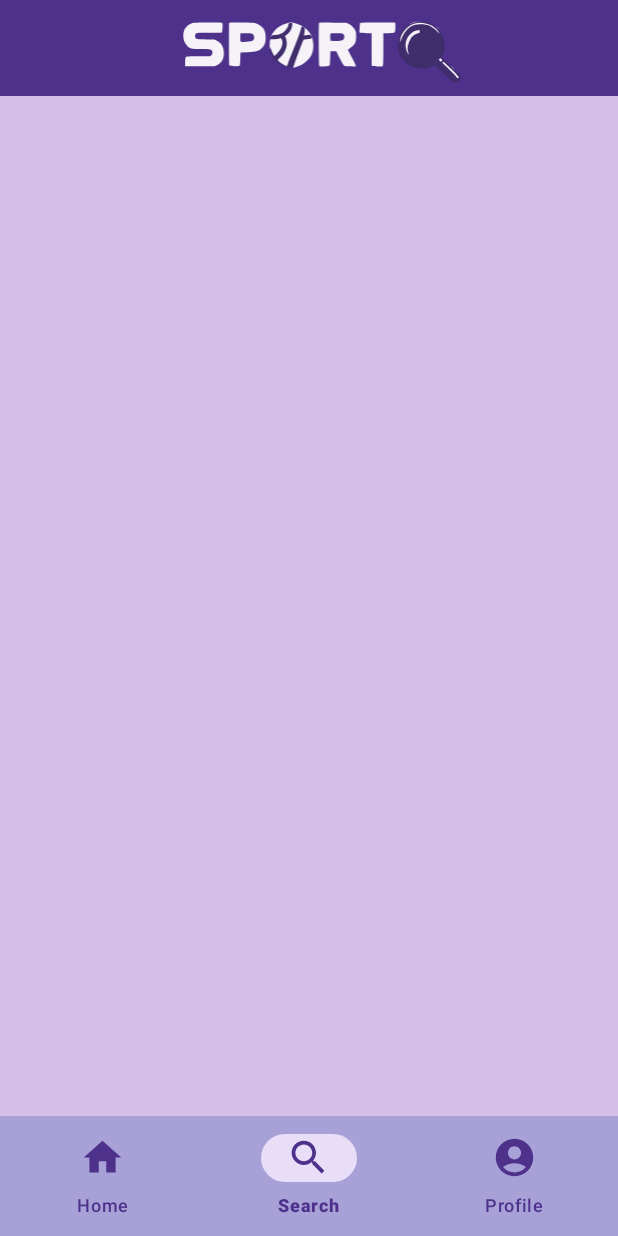
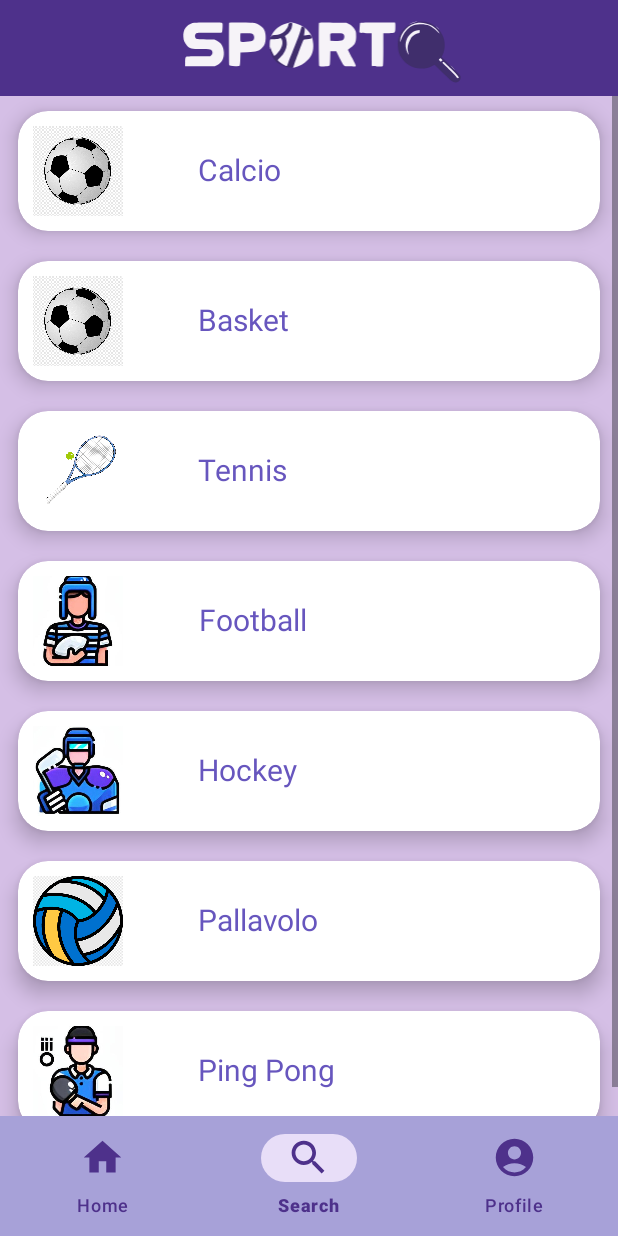
Before and after one commit to Persemat/AndroidiBG, an Android app: the FragmentSearch screen opened through its navigation route, on a phone screen of 412 x 824 dp. Run offline under Robolectric (Android 15) with nearby library versions, the phone set to English and light mode, and no system bars; our stand-ins replace navigation-ui.

Commit message:
Corretto il fragment search con i diversi sport (prototipo)

```diff
--- a/app/src/main/java/it/unimib/sportq/adapter/SearchRecyclerViewAdapter.java
+++ b/app/src/main/java/it/unimib/sportq/adapter/SearchRecyclerViewAdapter.java
@@ -12,21 +12,21 @@ import androidx.recyclerview.widget.RecyclerView;
 import java.util.List;
 
 import it.unimib.sportq.R;
-import it.unimib.sportq.model.ListData;
+import it.unimib.sportq.model.Sport;
 
 
 public class SearchRecyclerViewAdapter extends
         RecyclerView.Adapter<SearchRecyclerViewAdapter.SearchViewHolder> {
 
     public interface OnItemClickListener{
-        void onSearchItemClick(ListData dataList);
+        void onSportItemClick(Sport sportList);
     }
-    private final List<ListData> dataList;
+    private final List<Sport> sportList;
     public final OnItemClickListener onItemClickListener;
 
 
-    public SearchRecyclerViewAdapter(List<ListData> dataList, OnItemClickListener onItemClickListener){
-        this.dataList = dataList;
+    public SearchRecyclerViewAdapter(List<Sport> sportList, OnItemClickListener onItemClickListener){
+        this.sportList = sportList;
         this.onItemClickListener = onItemClickListener;
     }
 
@@ -41,13 +41,13 @@ public class SearchRecyclerViewAdapter extends
     //association between data and layout
     @Override
     public void onBindViewHolder(@NonNull SearchViewHolder holder, int position) {
-        holder.bind(dataList.get(position));
+        holder.bind(sportList.get(position));
     }
 
     @Override
     public int getItemCount() {
-        if (dataList != null){
-            return dataList.size();
+        if (sportList != null){
+            return sportList.size();
         }
         return 0;
     }
@@ -57,27 +57,24 @@ public class SearchRecyclerViewAdapter extends
 
         private final ImageView imageView;
         private final TextView textViewSport;
-        private final TextView textViewPlayer;
 
         public SearchViewHolder(@NonNull View itemView){
             super(itemView);
             imageView = itemView.findViewById(R.id.view_image);
-            textViewPlayer = itemView.findViewById(R.id.view_player);
             textViewSport = itemView.findViewById(R.id.view_sport);
             itemView.setOnClickListener(this);
         }
 
         //method bind for binding the cell with the layout
-        public void bind(ListData listdata){
+        public void bind(Sport sportList){
             //qui devo associare i valori che voglio mostrare
-            textViewSport.setText(listdata.getSport());
-            textViewPlayer.setText(listdata.getSport());
-            imageView.setImageResource(listdata.getImage());
+            textViewSport.setText(sportList.getName());
+            imageView.setImageResource(sportList.getImage());
         }
 
         @Override
         public void onClick(View v) {
-            onItemClickListener.onSearchItemClick(dataList.get(getAdapterPosition()));
+            onItemClickListener.onSportItemClick(sportList.get(getAdapterPosition()));
         }
     }
 }
--- /dev/null
+++ b/app/src/main/java/it/unimib/sportq/model/Sport.java
@@ -0,0 +1,27 @@
+package it.unimib.sportq.model;
+
+public class Sport {
+    public String name;
+    public int image;
+
+    public Sport(String name, int image) {
+        this.name = name;
+        this.image = image;
+    }
+
+    public String getName() {
+        return name;
+    }
+
+    public void setName(String name) {
+        this.name = name;
+    }
+
+    public int getImage() {
+        return image;
+    }
+
+    public void setImage(int image) {
+        this.image = image;
+    }
+}
--- a/app/src/main/java/it/unimib/sportq/ui/main/FragmentSearch.java
+++ b/app/src/main/java/it/unimib/sportq/ui/main/FragmentSearch.java
@@ -3,10 +3,11 @@ package it.unimib.sportq.ui.main;
 import android.app.Activity;
 import android.os.Bundle;
 
+import androidx.annotation.NonNull;
+import androidx.annotation.Nullable;
 import androidx.fragment.app.Fragment;
 import androidx.recyclerview.widget.LinearLayoutManager;
 import androidx.recyclerview.widget.RecyclerView;
-import it.unimib.sportq.model.ListData;
 import it.unimib.sportq.adapter.SearchRecyclerViewAdapter;
 import android.view.LayoutInflater;
 import android.view.View;
@@ -17,6 +18,7 @@ import java.util.ArrayList;
 import java.util.List;
 
 import it.unimib.sportq.R;
+import it.unimib.sportq.model.Sport;
 
 
 /**
@@ -76,32 +78,42 @@ public class FragmentSearch extends Fragment {
 
     }
 
+    @Override
+    public void onViewCreated(@NonNull View view, @Nullable Bundle savedInstanceState) {
+        super.onViewCreated(view, savedInstanceState);
 
-    RecyclerView recyclerView = getView().findViewById(R.id.recycler_view);
+        RecyclerView recyclerViewSports = getView().findViewById(R.id.recycler_view);
         RecyclerView.LayoutManager layoutManager =
                 new LinearLayoutManager(requireContext(),
                         LinearLayoutManager.VERTICAL, false);
 
-   // List<ListData> dataList = getDataList();
+        List<Sport> sportList = getSportList();
 
-    /*SearchRecyclerViewAdapter searchRecyclerViewAdapter = new SearchRecyclerViewAdapter( dataList,
-            SearchRecyclerViewAdapter.OnItemClickListener(){
+        SearchRecyclerViewAdapter searchRecyclerViewAdapter = new SearchRecyclerViewAdapter(sportList,
+                new SearchRecyclerViewAdapter.OnItemClickListener(){
                     @Override
-                public void onSearchItemClick(ListData dataList) {
+                    public void onSportItemClick(Sport sportList) {
                        //da modificare, per ora come esempio
-                    Snackbar.make(view, dataList.getSport(), Snackbar.LENGTH_SHORT.show());
+                        Snackbar.make(view, sportList.getName(), Snackbar.LENGTH_SHORT).show();
                     }
                 });
 
+        recyclerViewSports.setLayoutManager(layoutManager);
+        recyclerViewSports.setAdapter(searchRecyclerViewAdapter);
 
+    }
+    private List<Sport> getSportList() {
+        List<Sport> sportList = new ArrayList<>();
 
+        // Aggiungi gli sport alla lista
+        sportList.add(new Sport("Calcio", R.drawable.calcio));
+        sportList.add(new Sport("Basket", R.drawable.calcio));
+        sportList.add(new Sport("Tennis", R.drawable.tennis));
+        sportList.add(new Sport("Football", R.drawable.football_avatar));
+        sportList.add(new Sport("Hockey", R.drawable.hockey_avatar));
+        sportList.add(new Sport("Pallavolo", R.drawable.pallavolo));
+        sportList.add(new Sport("Ping Pong", R.drawable.pingpong_avatar));
 
-    recyclerView.setLayoutManager(layoutManager);
-    recyclerView.setAdapter(searchRecyclerViewAdapter);
-
-    public List getDataList(){
-
-        return data;
+        return sportList;
     }
-    */
 }
--- a/app/src/main/res/layout/activity_main.xml
+++ b/app/src/main/res/layout/activity_main.xml
@@ -46,7 +46,7 @@
     <com.google.android.material.bottomnavigation.BottomNavigationView
         android:id="@+id/bottom_navigation_view"
         android:layout_width="match_parent"
-        android:layout_height="wrap_content"
+        android:layout_height="80dp"
         android:background="@color/purple_second"
         android:elevation="8dp"
         app:itemIconSize="30dp"
--- a/app/src/main/res/layout/fragment_search.xml
+++ b/app/src/main/res/layout/fragment_search.xml
@@ -11,8 +11,8 @@
         android:layout_height="match_parent"
         android:id="@+id/recycler_view"
         android:scrollbars="vertical"
-        android:layout_marginTop="10dp"
-        android:layout_marginBottom="10dp"
+
+        android:layout_marginBottom="80dp"
         tools:listitem="@layout/list_sports"
         android:divider="@android:color/transparent"
         android:dividerHeight="10.0sp"
--- a/app/src/main/res/layout/list_sports.xml
+++ b/app/src/main/res/layout/list_sports.xml
@@ -16,36 +16,25 @@
     <RelativeLayout
         android:layout_width="match_parent"
         android:layout_height="match_parent">
-        <com.google.android.material.imageview.ShapeableImageView
+        <ImageView
             android:layout_width="60dp"
             android:layout_height="60dp"
             android:id="@+id/view_image"
-            android:src="@drawable/calcio"
             android:scaleType="centerCrop"
             android:layout_marginStart="10dp"
             android:layout_marginBottom="10dp"
-            android:layout_marginTop="10dp"
-            app:shapeAppearanceOverlay="@style/roundedImageViewRounded"/>
+            android:layout_marginTop="10dp" />
         <TextView
-            android:layout_width="120dp"
-            android:layout_height="30dp"
+            android:layout_width="wrap_content"
+            android:layout_height="wrap_content"
             android:id="@+id/view_sport"
-            android:text="@string/calcetto_sport"
+            android:text="PROVA"
             android:textColor="@color/purple_first"
             android:textSize="20sp"
             android:layout_marginTop="25dp"
-            android:layout_marginStart="30dp"
+            android:layout_marginLeft="50dp"
+            android:gravity="center"
             android:layout_toEndOf="@id/view_image"/>
-        <TextView
-            android:layout_width="80dp"
-            android:layout_height="30dp"
-            android:id="@+id/view_player"
-            android:text="@string/players"
-            android:textSize="16sp"
-            android:layout_toEndOf="@id/view_sport"
-            android:layout_marginTop="25dp"
-            android:layout_marginStart="70dp"
-            android:textColor="@color/purple_second"/>
     </RelativeLayout>
 
 </androidx.cardview.widget.CardView>
```
Also changed, not shown: app/src/main/java/it/unimib/sportq/model/ListData.java (deleted, +0 -24 lines). Lines whose indentation alone changed are shown as unchanged.
